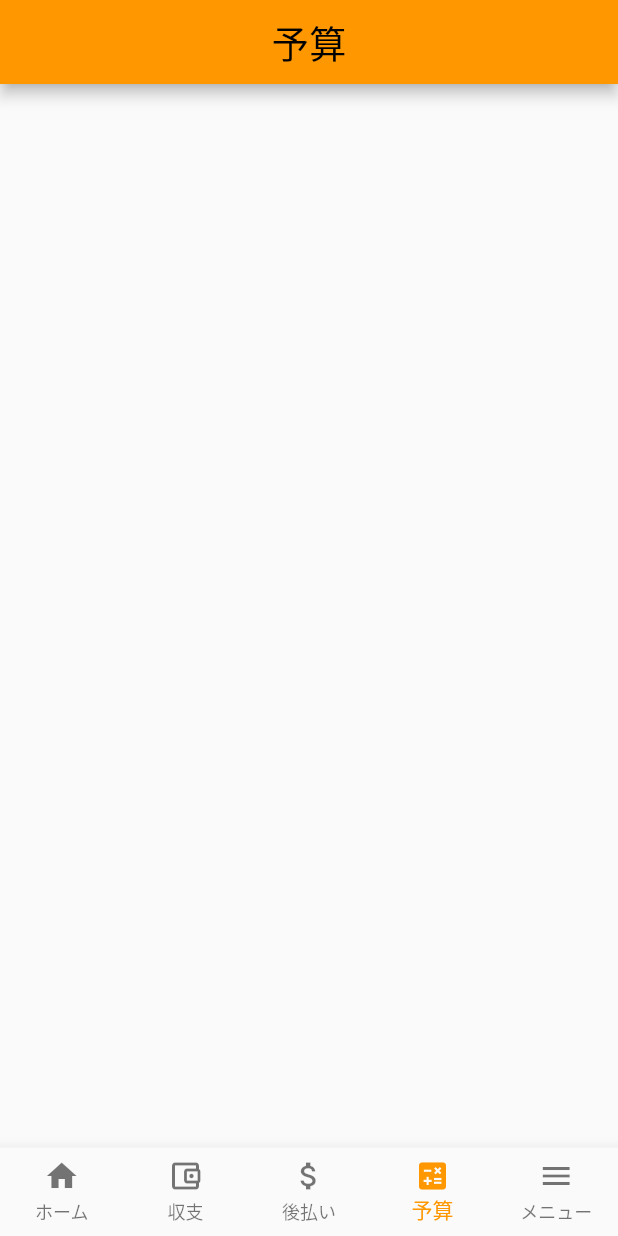
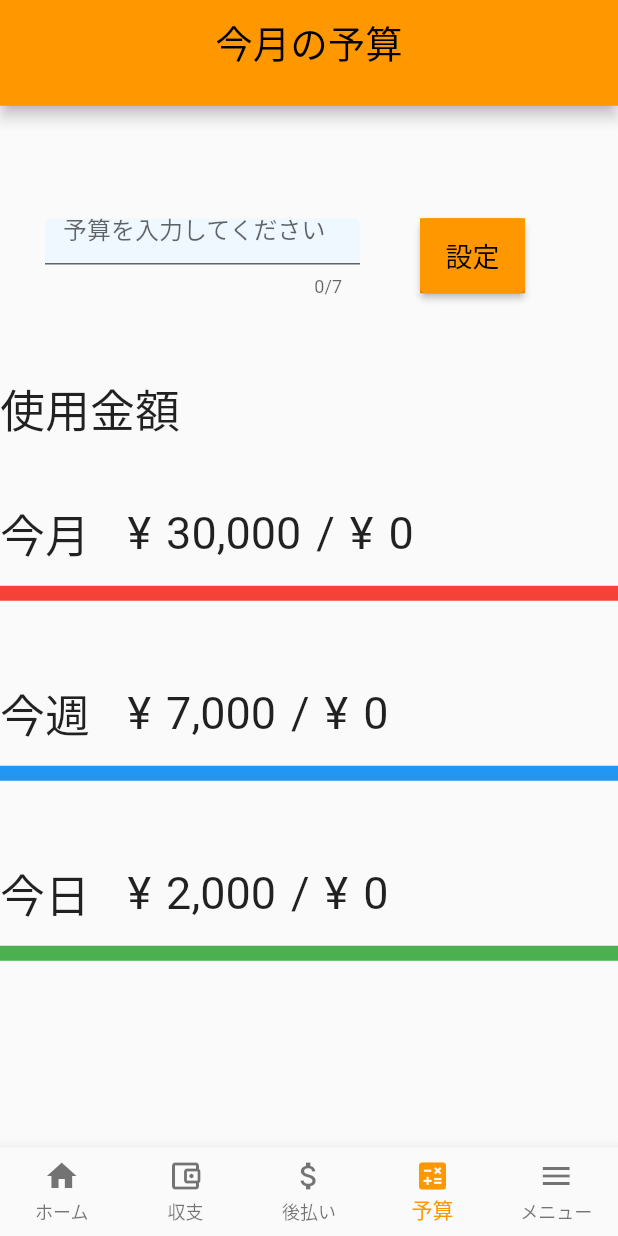
Before and after one commit to spr2140076/fi_ma202, a Flutter app: the screen it shows after launch, item 4 of the bottom bar chosen, on a phone screen of 412 x 824 dp. Run offline on Flutter 3.47's test engine with Material 2 defaults, Android fonts, the phone set to English and light mode, and no system bars; our stand-ins replace fl_chart, flutter_local_notifications, flutter_native_timezone, sqflite, timezone; missing offline and left inert: flutter_app_badger; accounts and stored records are empty.

Commit message:
予算の追加、ログイン未実装

```diff
--- a/lib/footer.dart
+++ b/lib/footer.dart
@@ -1,9 +1,9 @@
 import 'package:fi_ma/home_screen.dart';
+import 'package:fi_ma/view/budget/budget.dart';
 import 'package:fi_ma/view/deferred_payment/deferred_payment_list.dart';
 import 'package:fi_ma/view/register/exin_list.dart';
 import 'package:flutter/material.dart';
 import 'package:fi_ma/view/menu.dart';
-import 'package:fi_ma/view/budget/budget_sample.dart';
 
 
 class Footer extends StatefulWidget {
@@ -18,7 +18,7 @@ class _Footer extends State<Footer> {
     HomeScreen(),
     ExpenseList(),
     DeferredPaymentList(),
-    BudgetSample(),
+    Budget(),
     Menu(),
   ];
 
--- a/lib/view/budget/budget.dart
+++ b/lib/view/budget/budget.dart
@@ -0,0 +1,209 @@
+import 'package:flutter/material.dart';
+
+// void main() {
+//   runApp(const MyApp());
+// }
+
+// class Budget extends StatelessWidget {
+//   const Budget({Key? key}) : super(key: key);
+//
+//   // This widget is the root of your application.
+//   @override
+//   Widget build(BuildContext context) {
+//     return MaterialApp(
+//       title: 'Flutter Demo',
+//       theme: ThemeData(
+//         primarySwatch: Colors.orange,
+//       ),
+//       home: const MyHomePage(),
+//     );
+//   }
+// }
+
+class Budget extends StatefulWidget {
+  const Budget({Key? key}) : super(key: key);
+
+  @override
+  State<Budget> createState() => _Budget();
+}
+
+class _Budget extends State<Budget> {
+
+  double month = 0;
+  double week = 0;
+  double day = 0;
+  double weekbudget = 0;
+  double daybudget = 0;
+
+  TextEditingController moneyController = TextEditingController();
+
+  double weekCalc(double month) {
+    week = (month / 4);
+    return week;
+  }
+
+  double dayCalc(double week) {
+    day = (week / 30);
+    return day;
+  }
+
+  @override
+  Widget build(BuildContext context) {
+    print(month);
+    print(week);
+    print(day);
+    return Scaffold(
+      resizeToAvoidBottomInset: false,
+      appBar: PreferredSize(
+        preferredSize: Size.fromHeight(70.50),
+        child: AppBar(
+          title: Text('今月の予算', style: TextStyle(fontSize: 25),),
+          centerTitle: true,
+        ),
+      ),
+      body: Center(
+        child: Column(
+          children: <Widget>[
+            SizedBox(height: 60,),
+            Container(
+              width: double.infinity,
+              height: 80,
+              //color: Colors.cyanAccent,
+              child: Row(
+                children: <Widget>[
+                  SizedBox(width: 30,),
+                  Container(
+                    width: 210,
+                    height: 50,
+                    //color: Colors.red,
+                    child: TextField(
+                      controller: moneyController,
+                      maxLength: 7,
+                      keyboardType: TextInputType.number,
+                      decoration: InputDecoration(
+                          filled: true,
+                          fillColor: const Color(0xFFf0f8ff),
+                          hintText: '予算を入力してください'
+                      ),
+                    ),
+                  ),
+                  SizedBox(width: 40,),
+                  Container(
+                    width: 70,
+                    height: 50,
+                    color: Colors.orange,
+                    child: ElevatedButton(
+                      child: const Text('設定', style: TextStyle(fontSize: 18),),
+                      onPressed: () {
+                        setState(() {
+                          month = double.parse(moneyController.text);
+                          weekbudget = weekCalc(month);
+                          daybudget =  dayCalc(month) as double;
+                        });
+                      },
+                    ),
+                  ),
+                ],
+              ),
+            ),
+            SizedBox(height: 40,),
+            Container(
+              width: double.infinity,
+              height: 40,
+              child: Text('使用金額', style: TextStyle(fontSize: 30),),
+            ),
+            SizedBox(height: 30,),
+            Container(
+              width: double.infinity,
+              height: 80,
+              decoration: BoxDecoration(
+                  border: Border(
+                    bottom: BorderSide(
+                      color: Colors.red,
+                      width: 10,
+                    ),
+                  )
+              ),
+              child: Row(
+                children: <Widget>[
+                  Text('今月', style: TextStyle(fontSize: 30),),
+                  SizedBox(width: 25,),
+                  Text('¥', style: TextStyle(fontSize: 30),),
+                  SizedBox(width: 10,),
+                  Text('30,000', style: TextStyle(fontSize: 30),),
+                  SizedBox(width: 10,),
+                  Text('/', style: TextStyle(fontSize: 30),),
+                  SizedBox(width: 10,),
+                  Text('¥', style: TextStyle(fontSize: 30),),
+                  SizedBox(width: 10,),
+                  Text((month.floor()).toString(), style: TextStyle(fontSize:30),),
+                ],
+              ),
+            ),
+            SizedBox(height: 40,),
+            Container(
+              width: double.infinity,
+              height: 80,
+              decoration: BoxDecoration(
+                  border: Border(
+                    bottom: BorderSide(
+                      color: Colors.blue,
+                      width: 10,
+                    ),
+                  )
+              ),
+              child: Row(
+                children: <Widget>[
+                  Text('今週', style: TextStyle(fontSize: 30),),
+                  SizedBox(width: 25,),
+                  Text('¥', style: TextStyle(fontSize: 30),),
+                  SizedBox(width: 10,),
+                  Text('7,000', style: TextStyle(fontSize: 30),),
+                  SizedBox(width: 10,),
+                  Text('/', style: TextStyle(fontSize: 30),),
+                  SizedBox(width: 10,),
+                  Text('¥', style: TextStyle(fontSize: 30),),
+                  SizedBox(width: 10,),
+                  Text((weekbudget.floor()).toString(), style: TextStyle(fontSize:30),),
+                ],
+              ),
+            ),
+            SizedBox(height: 40,),
+            Container(
+              width: double.infinity,
+              height: 80,
+              decoration: BoxDecoration(
+                  border: Border(
+                    bottom: BorderSide(
+                      color: Colors.green,
+                      width: 10,
+                    ),
+                  )
+              ),
+              child: Row(
+                children: <Widget>[
+                  Text('今日', style: TextStyle(fontSize: 30),),
+                  SizedBox(width: 25,),
+                  Text('¥', style: TextStyle(fontSize: 30),),
+                  SizedBox(width: 10,),
+                  Text('2,000', style: TextStyle(fontSize: 30),),
+                  SizedBox(width: 10,),
+                  Text('/', style: TextStyle(fontSize: 30),),
+                  SizedBox(width: 10,),
+                  Text('¥', style: TextStyle(fontSize: 30),),
+                  SizedBox(width: 10,),
+                  Text((daybudget.floor()).toString(), style: TextStyle(fontSize:30),),
+                ],
+              ),
+            ),
+          ],
+        ),
+      ),
+      // floatingActionButton: FloatingActionButton(
+      //   onPressed: () {},
+      //   tooltip: 'Increment',
+      //   child: const Icon(Icons.add),
+      // ), // This trailing comma makes auto-formatting nicer for build methods.
+    );
+  }
+}
--- a/lib/view/budget/budget_sample.dart
+++ /dev/null
@@ -1,19 +0,0 @@
-import 'package:flutter/material.dart';
-
-class BudgetSample extends StatefulWidget {
-  const BudgetSample({Key? key}) : super(key: key);
-  @override
-  State<BudgetSample> createState() => _BudgetSample();
-}
-
-class _BudgetSample extends State<BudgetSample> {
-  @override
-  Widget build(BuildContext context) {
-    return Scaffold(
-      appBar: AppBar(
-        title: Text('予算', style: TextStyle(fontSize: 25),),
-        centerTitle: true,
-      ),
-    );
-  }
-}
```
Also changed, not shown: lib/view/budget/budget_setting.dart (deleted), pubspec.lock.
